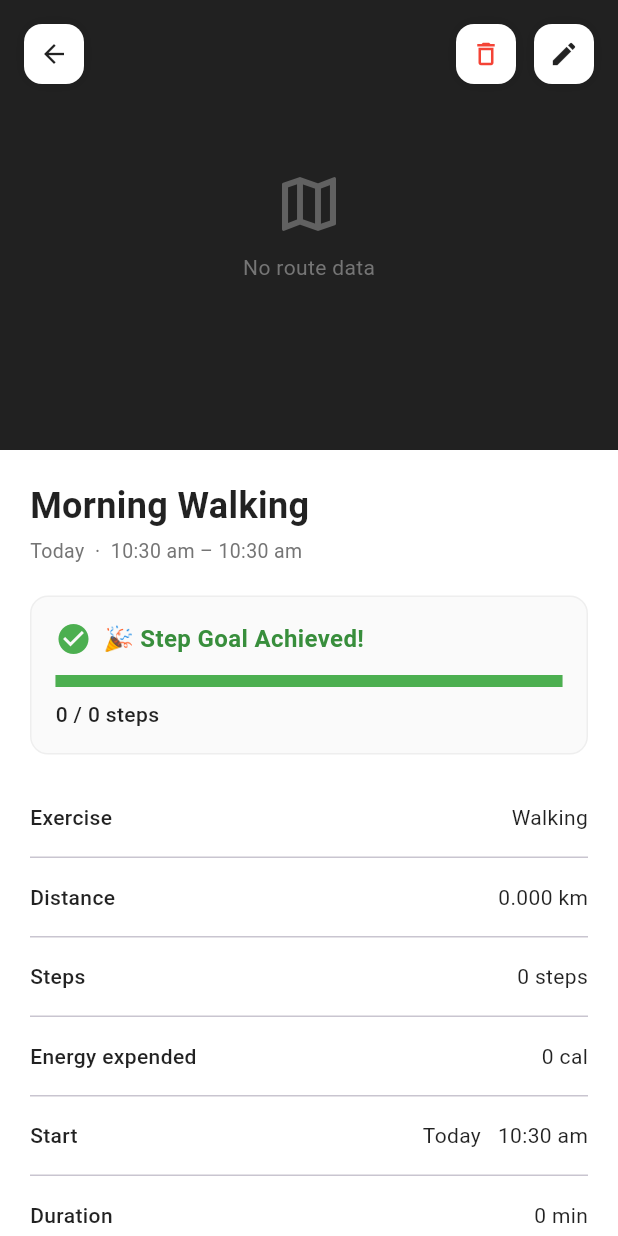
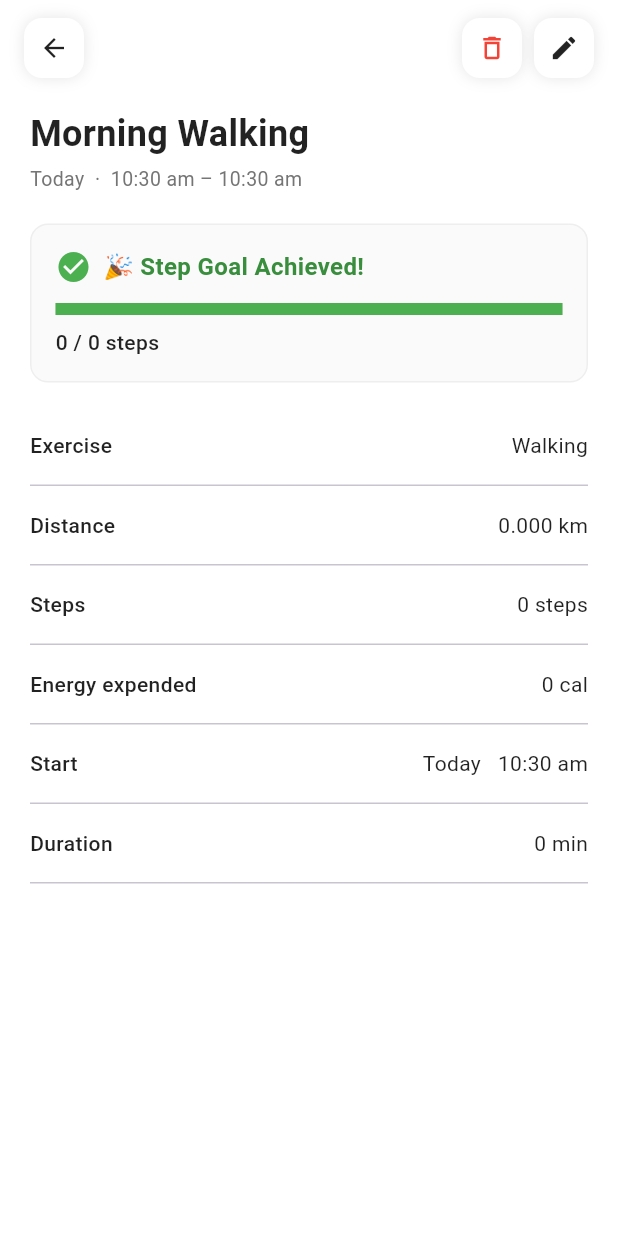
Before and after one commit to laeffy7403/assignment_excercise_module, a Flutter app: the ExerciseDetailView screen opened directly with empty values, on a phone screen of 412 x 824 dp. Run offline on Flutter 3.47's test engine with Material 3 defaults, Android fonts, the light colour scheme and no system bars; our stand-ins replace flutter_local_notifications, flutter_map, geolocator, latlong2, pedometer, permission_handler and 3 more; accounts and stored records are empty; Roboto replaces fonts that are missing (SF Pro Display).

Commit message:
-remove map on manual entry record
+ add metaphor icon on log activies record

```diff
--- a/lib/views/exercise_detail_view.dart
+++ b/lib/views/exercise_detail_view.dart
@@ -74,23 +74,24 @@ class _ExerciseDetailViewState extends State<ExerciseDetailView> {
     return Scaffold(
       backgroundColor: Colors.black,
       body: SafeArea(
-        child: Column(
+        child: Stack(
           children: [
-            // Map View (Static - Past Route Only, Battery Efficient)
-
+            Column(
+              children: [
+                // Map View — only shown for live-tracked sessions that have route data
+                if (hasRoute)
                   GestureDetector(
-              onTap: hasRoute ? () {
+                    onTap: () {
                       setState(() {
                         _isMapExpanded = !_isMapExpanded;
                       });
-              } : null,
+                    },
                     child: AnimatedContainer(
                       duration: const Duration(milliseconds: 300),
                       height: _isMapExpanded ? MediaQuery.of(context).size.height * 0.6 : 300,
                       child: Stack(
                         children: [
-                    hasRoute
-                        ? FlutterMap(
+                          FlutterMap(
                             mapController: _mapController,
                             options: MapOptions(
                               initialCenter: routePoints.first,
@@ -172,21 +173,7 @@ class _ExerciseDetailViewState extends State<ExerciseDetailView> {
                                 ],
                               ),
                             ],
-                    )
-                        : Container(
-                      color: Colors.grey[900],
-                      child: Center(
-                        child: Column(
-                          mainAxisAlignment: MainAxisAlignment.center,
-                          children: [
-                            Icon(Icons.map_outlined, size: 48, color: Colors.grey[700]),
-                            const SizedBox(height: 8),
-                            Text('No route data', style: TextStyle(color: Colors.grey[600], fontSize: 14)),
-                          ],
                           ),
-                      ),
-                    ),
-
 
                           // Back button
                           Positioned(
@@ -227,7 +214,7 @@ class _ExerciseDetailViewState extends State<ExerciseDetailView> {
                             ),
                           ),
 
-                    if (hasRoute)
+                          // Expand/collapse button
                           Positioned(
                             bottom: 16,
                             right: 16,
@@ -250,7 +237,7 @@ class _ExerciseDetailViewState extends State<ExerciseDetailView> {
                   child: Container(
                     color: Colors.white,
                     child: SingleChildScrollView(
-                  padding: const EdgeInsets.all(20),
+                      padding: EdgeInsets.fromLTRB(20, hasRoute ? 20 : 72, 20, 20),
                       child: Column(
                         crossAxisAlignment: CrossAxisAlignment.start,
                         children: [
@@ -380,7 +367,47 @@ class _ExerciseDetailViewState extends State<ExerciseDetailView> {
                   ),
                 ),
               ],
+            ), // end Column
+
+            // Nav overlay for manual entries (no map) — back / delete / edit
+            if (!hasRoute)
+              Positioned(
+                top: 0,
+                left: 0,
+                right: 0,
+                child: Padding(
+                  padding: const EdgeInsets.symmetric(horizontal: 16, vertical: 12),
+                  child: Row(
+                    children: [
+                      _buildMapButton(
+                        icon: Icons.arrow_back,
+                        onTap: () => Navigator.pop(context),
                       ),
+                      const Spacer(),
+                      _buildMapButton(
+                        icon: Icons.delete_outline,
+                        iconColor: Colors.red,
+                        onTap: () => _confirmDelete(context),
+                      ),
+                      const SizedBox(width: 8),
+                      _buildMapButton(
+                        icon: Icons.edit,
+                        onTap: () {
+                          Navigator.push(
+                            context,
+                            MaterialPageRoute(
+                              builder: (context) =>
+                                  AddExerciseView(exercise: widget.exercise),
+                            ),
+                          );
+                        },
+                      ),
+                    ],
+                  ),
+                ),
+              ),
+          ],
+        ), // end Stack
       ),
     );
   }
--- a/lib/views/exercise_list_view.dart
+++ b/lib/views/exercise_list_view.dart
@@ -545,6 +545,11 @@ class _ExerciseListViewState extends State<ExerciseListView> {
                 color: exercise.type.color.withOpacity(0.3),
                 borderRadius: BorderRadius.circular(12),
               ),
+              child: Icon(
+                exercise.type.icon,
+                color: exercise.type.color.withOpacity(0.9),
+                size: 26,
+              ),
             ),
           ],
         ),
```
Lines whose indentation alone changed are shown as unchanged.
